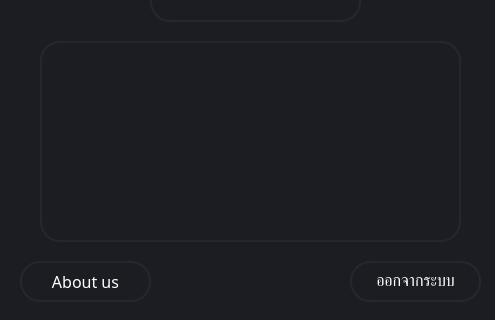
centurynine/python_project, file uiBook.ui: the form before one commit; both pictures show x 0 to 495 and y 339 to 659 of the 495 by 659 pixel window.
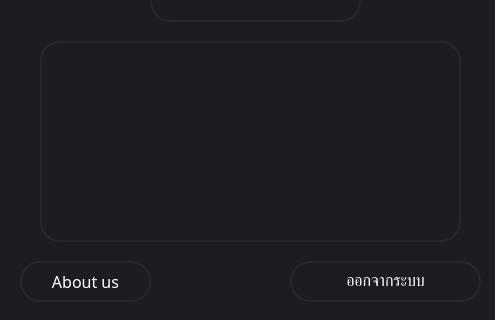
The form after the commit.

What changed in the file:
```diff
--- a/uiBook.ui
+++ b/uiBook.ui
@@ -46,9 +46,9 @@
   <widget class="QPushButton" name="signoutButton">
    <property name="geometry">
     <rect>
-     <x>350</x>
+     <x>290</x>
      <y>600</y>
-     <width>131</width>
+     <width>191</width>
      <height>41</height>
     </rect>
    </property>
```
